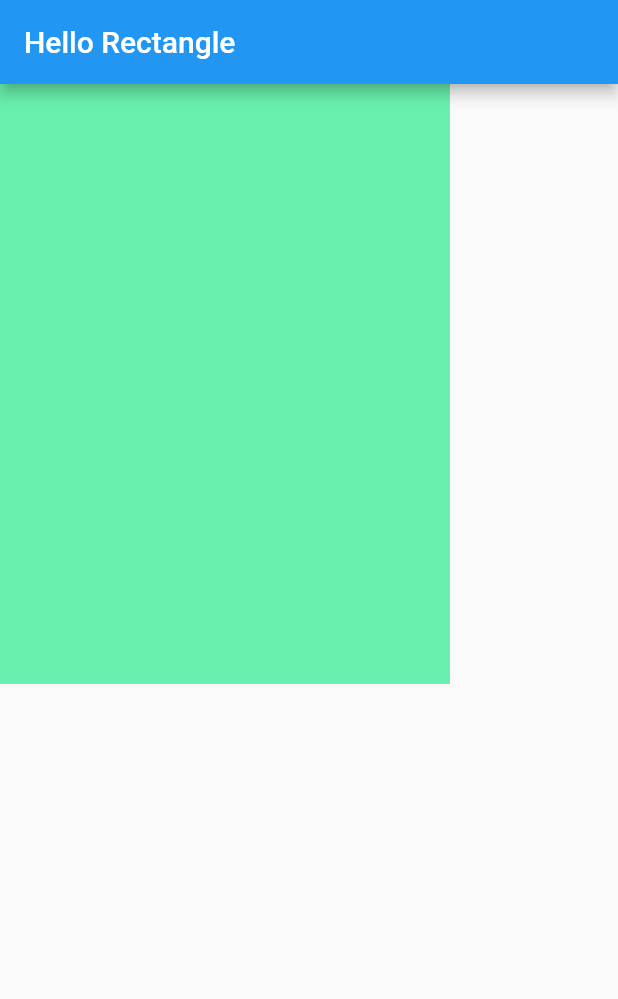
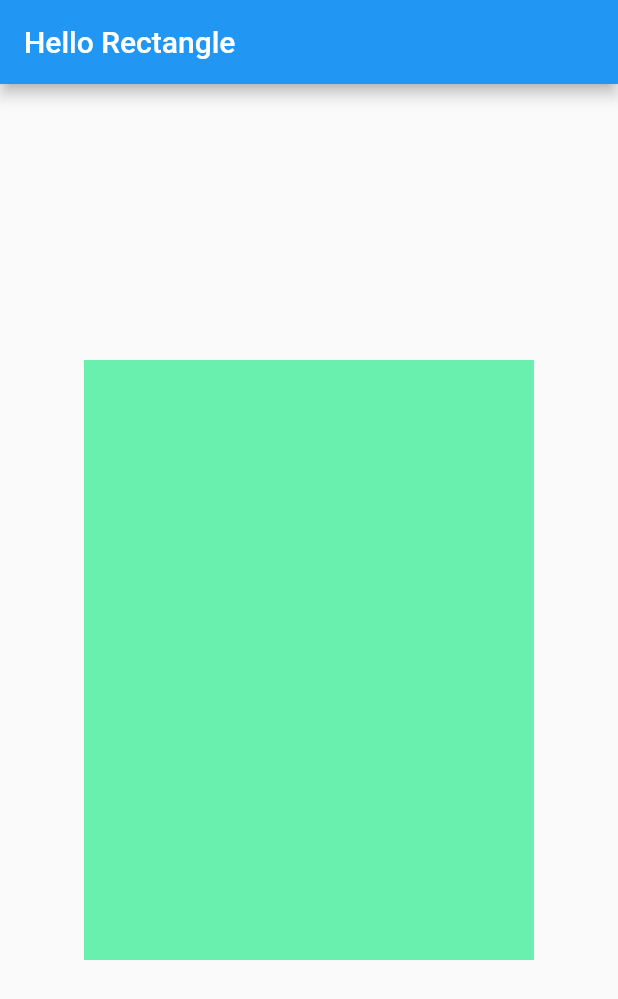
Before and after one commit to jayp33/hello_rectangle, a Flutter app: the screen it shows after launch, on a phone screen of 412 x 824 dp. Shown: the top 999 px of the screen. Run offline on Flutter 3.47's test engine with Material 2 defaults, Android fonts, the phone set to English and light mode, and no system bars.

Commit message:
Center widget

```diff
--- a/lib/main.dart
+++ b/lib/main.dart
@@ -7,10 +7,12 @@ import 'package:flutter/material.dart';
 class HelloRectangle extends StatelessWidget {
   @override
   Widget build(BuildContext context) {
-    return Container(
-      color: Colors.greenAccent,
-      height: 400.0,
-      width: 300.0,
+    return new Center(
+      child: Container(
+        color: Colors.greenAccent,
+        height: 400.0,
+        width: 300.0,
+      ),
     );
   }
 }
```
